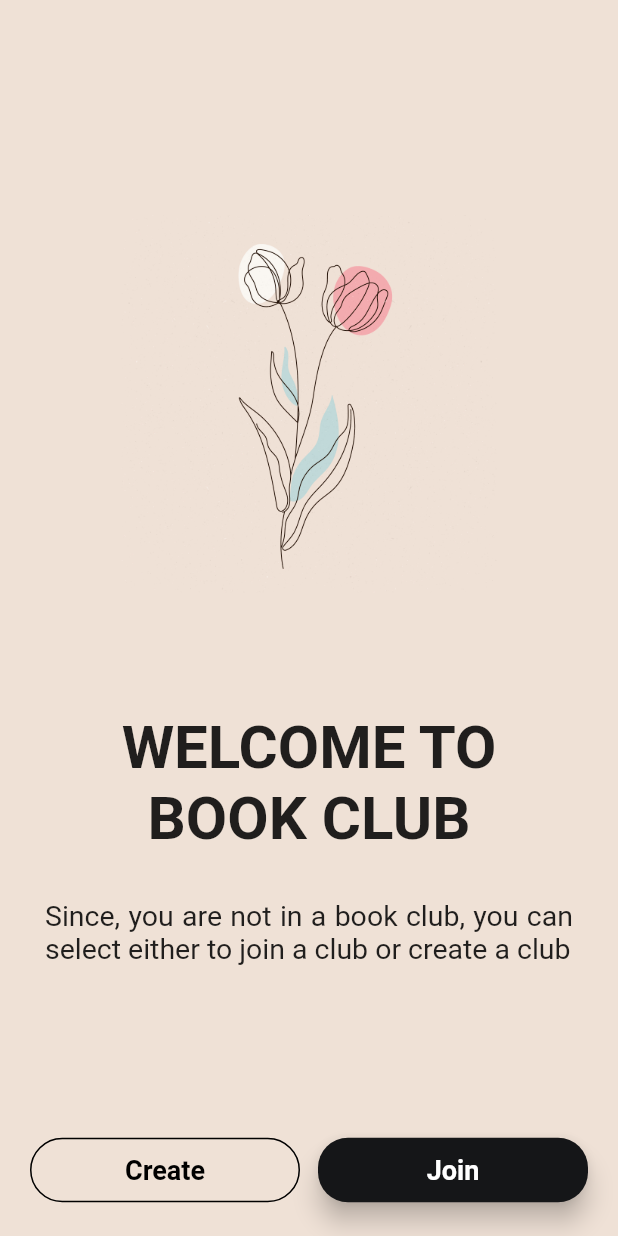
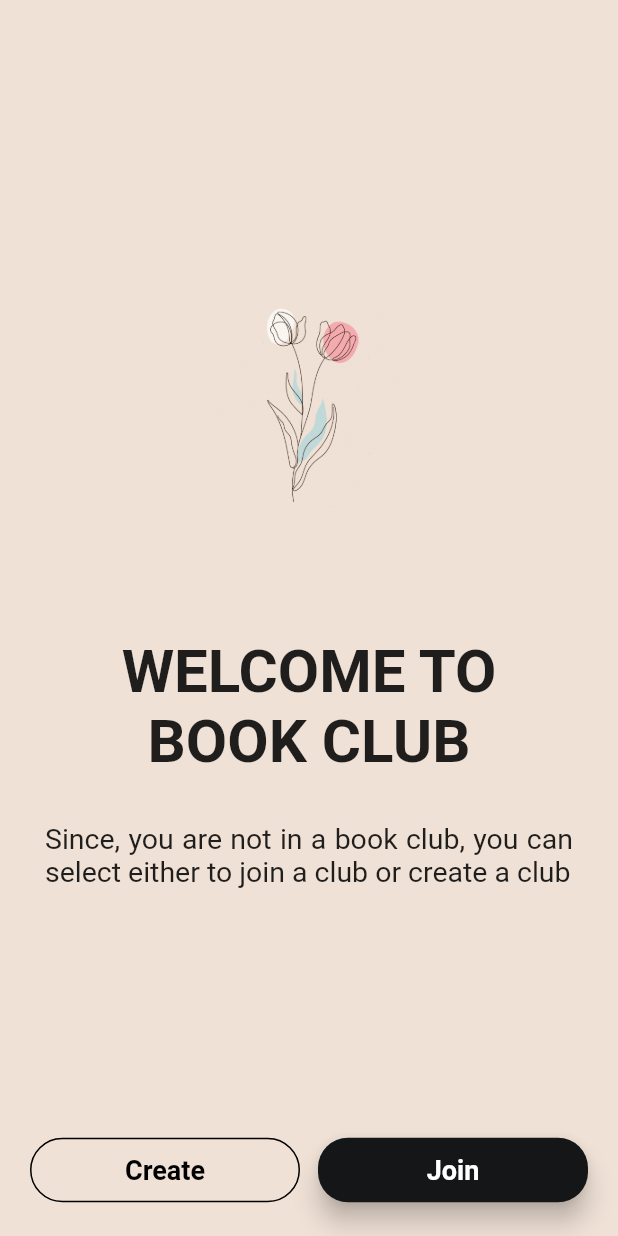
Before and after one commit to guptassara/book_club, a Flutter app: the OurNoGroup screen opened directly, on a phone screen of 412 x 824 dp. Run offline on Flutter 3.47's test engine with Material 2 defaults, Android fonts, the phone set to English and light mode, and no system bars; our stand-ins replace cloud_firestore, email_validator, firebase_auth, firebase_core, google_sign_in; missing offline and left inert: confirm_dialog, turn_page_transition; accounts and stored records are empty; network calls fail.

Commit message:
minir fixes

```diff
--- a/lib/Screens/Login/Localwidgets/login_form.dart
+++ b/lib/Screens/Login/Localwidgets/login_form.dart
@@ -8,6 +8,7 @@ import 'package:book_club/Widgets/our_container.dart';
 import 'package:firebase_auth/firebase_auth.dart';
 import 'package:flutter/material.dart';
 import 'package:provider/provider.dart';
+import 'package:turn_page_transition/turn_page_transition.dart';
 
 import '../../Root/root.dart';
 
@@ -167,7 +168,10 @@ class _OurLoginFormState extends State<OurLoginForm> {
               Navigator.popUntil(context, (route) => route.isFirst);
               Navigator.pushReplacement(
                 context,
-                MaterialPageRoute(
+                TurnPageRoute(
+                  animationTransitionPoint: null,
+                  transitionDuration: const Duration(milliseconds: 300),
+                  reverseTransitionDuration: const Duration(milliseconds: 300),
                   builder: (context) => const OurSignup(),
                 ),
               );
--- a/lib/Screens/noGroup/noGroup.dart
+++ b/lib/Screens/noGroup/noGroup.dart
@@ -37,7 +37,10 @@ class OurNoGroup extends StatelessWidget {
             padding: const EdgeInsets.all(
               80.0,
             ),
-            child: Image.asset("assets/logo.png"),
+            child: Image.asset(
+              "assets/logo.png",
+              height: 150,
+            ),
           ),
           const Padding(
             padding: EdgeInsets.symmetric(horizontal: 40.0),
--- a/pubspec.yaml
+++ b/pubspec.yaml
@@ -42,6 +42,8 @@ dependencies:
   cloud_firestore: ^4.7.0
   email_validator: ^2.1.17
   confirm_dialog: ^1.0.2
+  turn_page_transition: ^0.3.0
+
 
 dev_dependencies:
   flutter_test:
```
Also changed, not shown: lib/Screens/Signup/Localwidgets/signup_form.dart (+11 -2 lines), lib/Screens/home.dart (+12 -10 lines), pubspec.lock.
